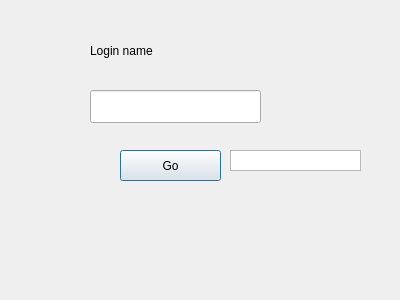
The window that project1/login.ui (sanikadongre/eid-fall2018) describes before a commit, drawn with Qt 5.
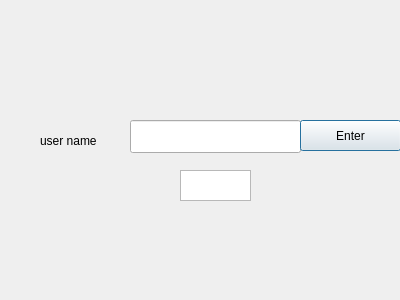
The same window after the commit.

```diff
--- a/project1/login.ui
+++ b/project1/login.ui
@@ -16,8 +16,8 @@
   <widget class="QLineEdit" name="lineEdit">
    <property name="geometry">
     <rect>
-     <x>90</x>
-     <y>90</y>
+     <x>130</x>
+     <y>120</y>
      <width>171</width>
      <height>33</height>
     </rect>
@@ -26,37 +26,37 @@
   <widget class="QLabel" name="label">
    <property name="geometry">
     <rect>
-     <x>90</x>
-     <y>40</y>
+     <x>40</x>
+     <y>130</y>
      <width>91</width>
      <height>21</height>
     </rect>
    </property>
    <property name="text">
-    <string>Login name</string>
+    <string>user name</string>
+   </property>
+  </widget>
+  <widget class="QGraphicsView" name="graphicsView">
+   <property name="geometry">
+    <rect>
+     <x>180</x>
+     <y>170</y>
+     <width>71</width>
+     <height>31</height>
+    </rect>
    </property>
   </widget>
   <widget class="QPushButton" name="pushButton">
    <property name="geometry">
     <rect>
-     <x>120</x>
-     <y>150</y>
+     <x>300</x>
+     <y>120</y>
      <width>101</width>
      <height>31</height>
     </rect>
    </property>
    <property name="text">
-    <string>Go</string>
-   </property>
-  </widget>
-  <widget class="QGraphicsView" name="graphicsView">
-   <property name="geometry">
-    <rect>
-     <x>230</x>
-     <y>150</y>
-     <width>131</width>
-     <height>21</height>
-    </rect>
+    <string>Enter</string>
    </property>
   </widget>
  </widget>
```
